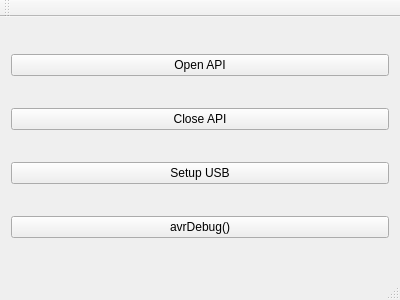
Before: the Qt Designer form Matlab_Octave_API/___librador/demo/librademo/mainwindow.ui in EspoTek/Labrador, drawn with Qt 5.
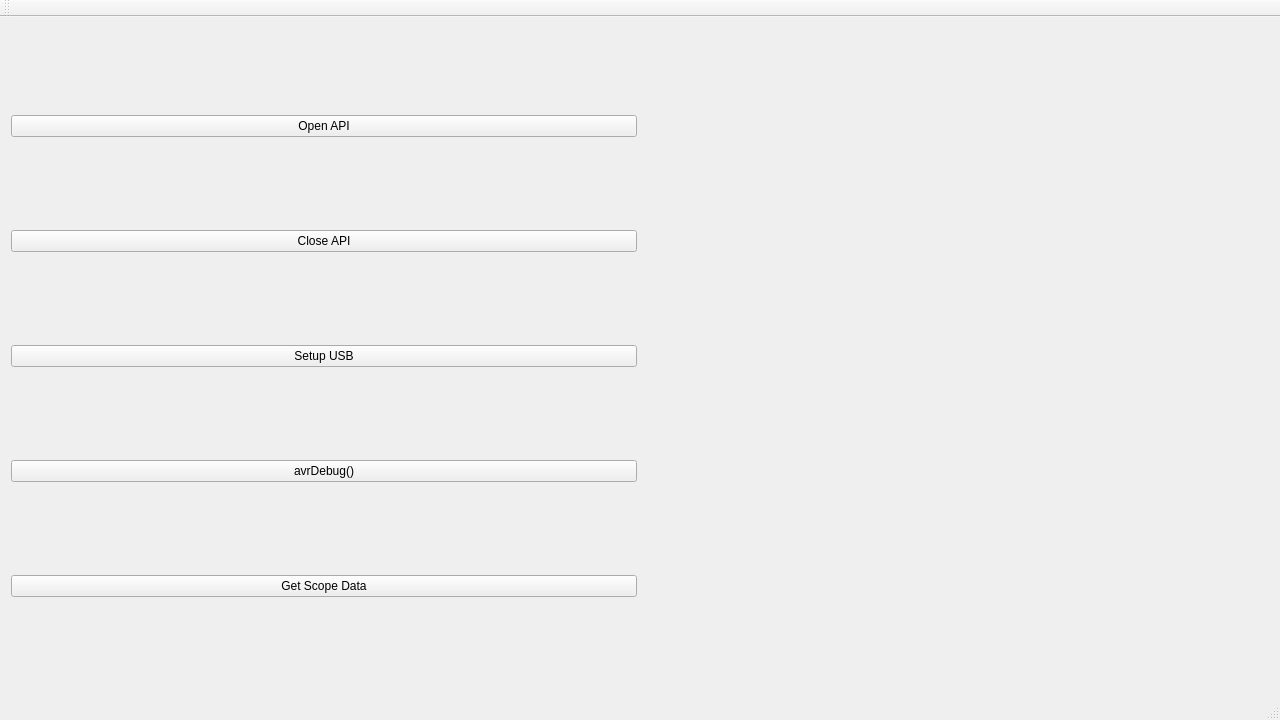
After: the same form once the commit is applied. Custom widgets are drawn as their Qt base class.

```diff
--- a/Matlab_Octave_API/___librador/demo/librademo/mainwindow.ui
+++ b/Matlab_Octave_API/___librador/demo/librademo/mainwindow.ui
@@ -6,14 +6,16 @@
    <rect>
     <x>0</x>
     <y>0</y>
-    <width>400</width>
-    <height>300</height>
+    <width>1280</width>
+    <height>720</height>
    </rect>
   </property>
   <property name="windowTitle">
    <string>MainWindow</string>
   </property>
   <widget class="QWidget" name="centralWidget">
+   <layout class="QHBoxLayout" name="horizontalLayout">
+    <item>
    <layout class="QVBoxLayout" name="verticalLayout">
     <item>
      <widget class="QPushButton" name="pushButton">
@@ -43,6 +45,18 @@
       </property>
      </widget>
     </item>
+      <item>
+       <widget class="QPushButton" name="pushButton_5">
+        <property name="text">
+         <string>Get Scope Data</string>
+        </property>
+       </widget>
+      </item>
+     </layout>
+    </item>
+    <item>
+     <widget class="QCustomPlot" name="widget" native="true"/>
+    </item>
    </layout>
   </widget>
   <widget class="QMenuBar" name="menuBar">
@@ -66,6 +80,14 @@
   <widget class="QStatusBar" name="statusBar"/>
  </widget>
  <layoutdefault spacing="6" margin="11"/>
+ <customwidgets>
+  <customwidget>
+   <class>QCustomPlot</class>
+   <extends>QWidget</extends>
+   <header>qcustomplot.h</header>
+   <container>1</container>
+  </customwidget>
+ </customwidgets>
  <resources/>
  <connections/>
 </ui>
```
Left out of the diff: 2 changed lines with no effect on the pictures. Lines whose indentation alone changed are shown as unchanged.
